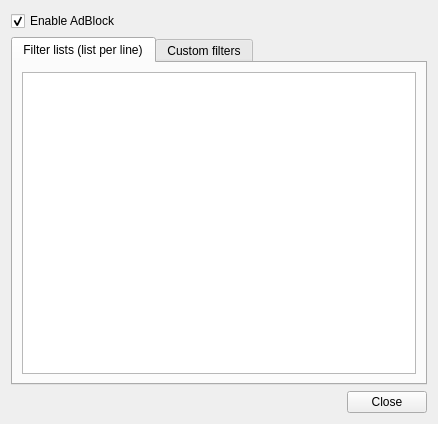
The window that src/librssguard/network-web/adblock/adblockdialog.ui (martinrotter/rssguard) describes before a commit, drawn with Qt 5.
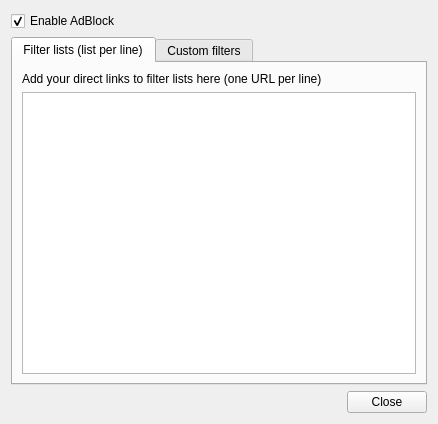
The same window after the commit. The open tabs and pages were chosen to show the change.

```diff
--- a/src/librssguard/network-web/adblock/adblockdialog.ui
+++ b/src/librssguard/network-web/adblock/adblockdialog.ui
@@ -33,7 +33,14 @@
       <attribute name="title">
        <string>Filter lists (list per line)</string>
       </attribute>
-      <layout class="QHBoxLayout" name="horizontalLayout">
+      <layout class="QVBoxLayout" name="verticalLayout_3">
+       <item>
+        <widget class="QLabel" name="label_2">
+         <property name="text">
+          <string>Add your direct links to filter lists here (one URL per line)</string>
+         </property>
+        </widget>
+       </item>
        <item>
         <widget class="QPlainTextEdit" name="m_txtPredefined"/>
        </item>
```
Left out of the diff: 11 changed lines with no effect on the pictures.
